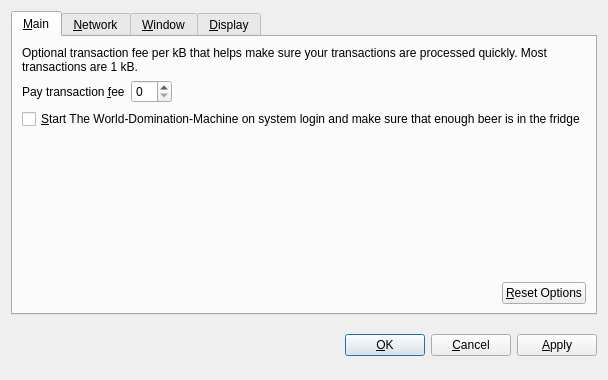
The window that src/qt/forms/optionsdialog.ui (Tillkoeln/Tillkoelns-World-Domination-Machine) describes before a commit, drawn with Qt 5.
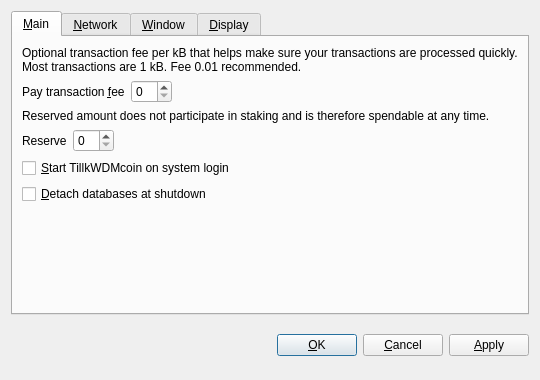
The same window after the commit. Custom widgets are drawn as their Qt base class.

Diff of the .ui file:
```diff
--- a/src/qt/forms/optionsdialog.ui
+++ b/src/qt/forms/optionsdialog.ui
@@ -33,7 +33,7 @@
        <item>
         <widget class="QLabel" name="transactionFeeInfoLabel">
          <property name="text">
-          <string>Optional transaction fee per kB that helps make sure your transactions are processed quickly. Most transactions are 1 kB.</string>
+          <string>Optional transaction fee per kB that helps make sure your transactions are processed quickly. Most transactions are 1 kB. Fee 0.01 recommended.</string>
          </property>
          <property name="textFormat">
           <enum>Qt::PlainText</enum>
@@ -62,7 +62,53 @@
           <widget class="BitcoinAmountField" name="transactionFee"/>
          </item>
          <item>
-          <spacer name="horizontalSpacer_1_Main">
+          <spacer name="horizontalSpacerFee">
+           <property name="orientation">
+            <enum>Qt::Horizontal</enum>
+           </property>
+           <property name="sizeHint" stdset="0">
+            <size>
+             <width>40</width>
+             <height>20</height>
+            </size>
+           </property>
+          </spacer>
+         </item>
+        </layout>
+       </item>
+       <item>
+        <widget class="QLabel" name="reserveBalanceInfoLabel">
+         <property name="text">
+          <string>Reserved amount does not participate in staking and is therefore spendable at any time.</string>
+         </property>
+         <property name="textFormat">
+          <enum>Qt::PlainText</enum>
+         </property>
+         <property name="wordWrap">
+          <bool>true</bool>
+         </property>
+        </widget>
+       </item>
+       <item>
+        <layout class="QHBoxLayout" name="horizontalLayoutReserveBalance">
+         <item>
+          <widget class="QLabel" name="reserveBalanceLabel">
+           <property name="text">
+            <string>Reserve</string>
+           </property>
+           <property name="textFormat">
+            <enum>Qt::PlainText</enum>
+           </property>
+           <property name="buddy">
+            <cstring>reserveBalance</cstring>
+           </property>
+          </widget>
+         </item>
+         <item>
+          <widget class="BitcoinAmountField" name="reserveBalance"/>
+         </item>
+         <item>
+          <spacer name="horizontalSpacerReserveBalance">
            <property name="orientation">
             <enum>Qt::Horizontal</enum>
            </property>
@@ -82,7 +128,17 @@
           <string>Automatically start that shit when you enter the stage .</string>
          </property>
          <property name="text">
-          <string>&amp;Start The World-Domination-Machine on system login and make sure that enough beer is in the fridge</string>
+          <string>&amp;Start TillkWDMcoin on system login</string>
+         </property>
+        </widget>
+       </item>
+       <item>
+        <widget class="QCheckBox" name="detachDatabases">
+         <property name="toolTip">
+          <string>Detach block and address databases at shutdown. This means they can be moved to another data directory, but it slows down shutdown. The wallet is always detached.</string>
+         </property>
+         <property name="text">
+          <string>&amp;Detach databases at shutdown</string>
          </property>
         </widget>
        </item>
@@ -99,36 +155,6 @@
          </property>
         </spacer>
        </item>
-       <item>
-        <layout class="QHBoxLayout" name="horizontalLayout_2_Main">
-         <item>
-          <spacer name="horizontalSpacer_2_Main">
-           <property name="orientation">
-            <enum>Qt::Horizontal</enum>
-           </property>
-           <property name="sizeHint" stdset="0">
-            <size>
-             <width>40</width>
-             <height>20</height>
-            </size>
-           </property>
-          </spacer>
-         </item>
-         <item>
-          <widget class="QPushButton" name="resetButton">
-           <property name="toolTip">
-            <string>Reset all client options to default.</string>
-           </property>
-           <property name="text">
-            <string>&amp;Reset Options</string>
-           </property>
-           <property name="autoDefault">
-            <bool>false</bool>
-           </property>
-          </widget>
-         </item>
-        </layout>
-       </item>
       </layout>
      </widget>
      <widget class="QWidget" name="tabNetwork">
```
Left out of the diff: 22 changed lines with no effect on the pictures.
